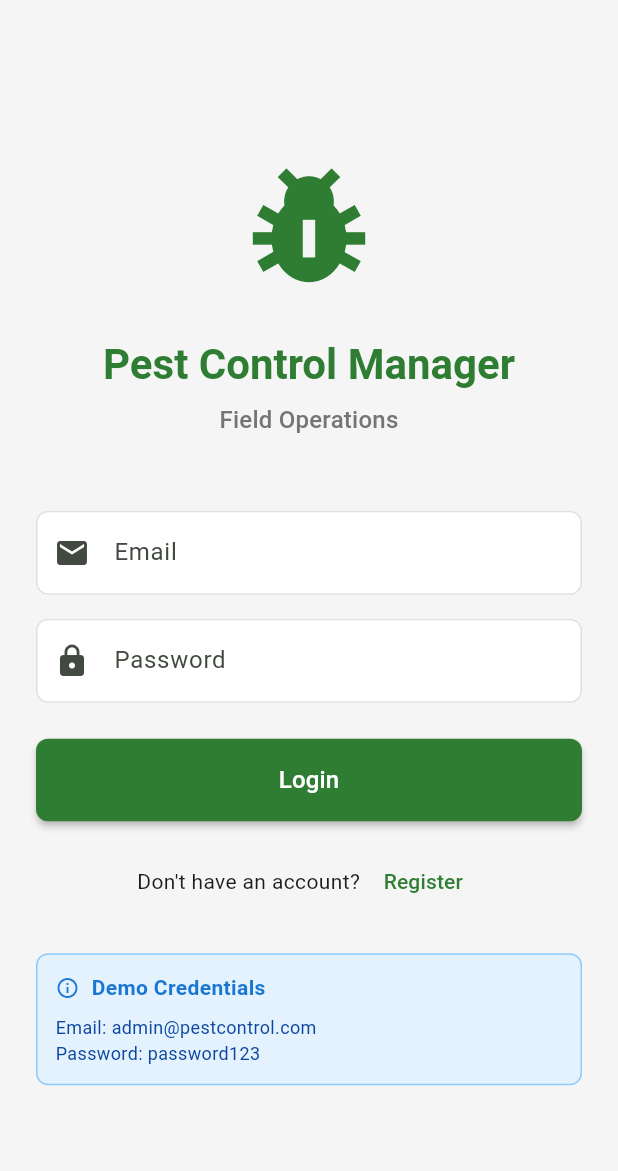
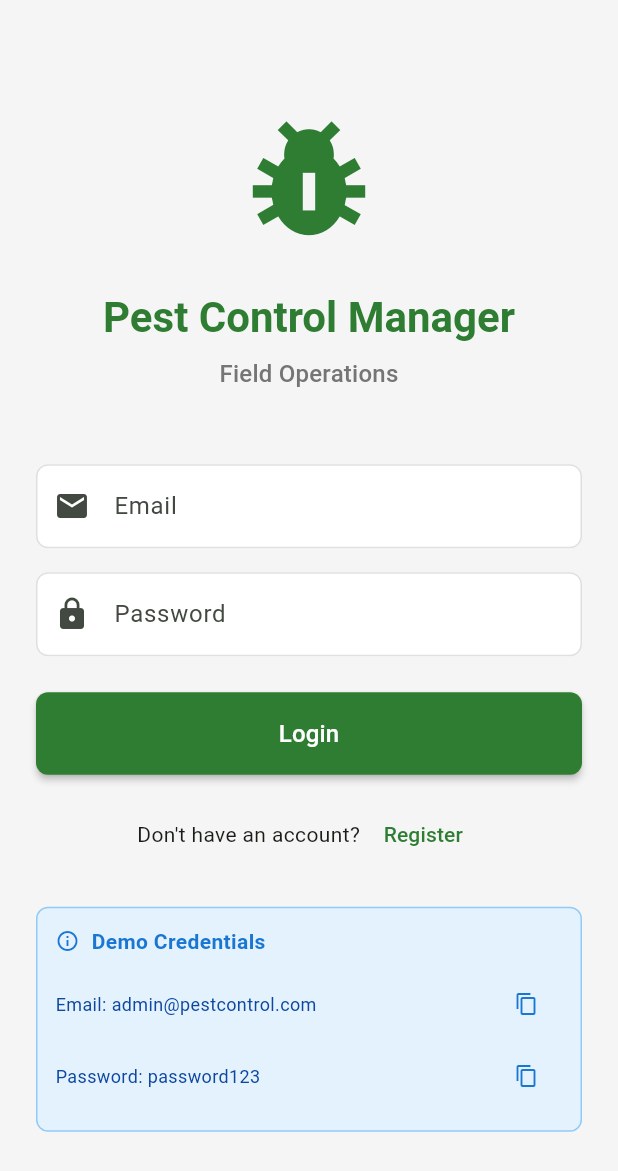
Before and after one commit to AhmedTawfiqM/pest_control, a Flutter app: the screen it shows after launch, on a phone screen of 412 x 824 dp. Shown: the top 1171 px of the screen. Run offline on Flutter 3.47's test engine with Material 3 defaults, Android fonts, the phone set to English and light mode, and no system bars; our stand-ins replace dartz, equatable, flutter_bloc, get_it, hive, hive_flutter; accounts and stored records are empty.

Commit message:
imp visit setup screens

```diff
--- a/lib/features/auth/presentation/pages/login_page.dart
+++ b/lib/features/auth/presentation/pages/login_page.dart
@@ -1,4 +1,5 @@
 import 'package:flutter/material.dart';
+import 'package:flutter/services.dart';
 import 'package:flutter_bloc/flutter_bloc.dart';
 import '../../../../core/widgets/custom_text_field.dart';
 import '../bloc/auth_bloc.dart';
@@ -199,19 +200,53 @@ class _LoginPageState extends State<LoginPage> {
                               ],
                             ),
                             const SizedBox(height: 8),
-                            Text(
+                            Row(
+                              mainAxisAlignment: MainAxisAlignment.spaceBetween,
+                              children: [
+                                Expanded(
+                                  child: Text(
                                     'Email: admin@pestcontrol.com',
                                     style: TextStyle(
                                       fontSize: 12,
                                       color: Colors.blue[900],
                                     ),
                                   ),
-                            Text(
+                                ),
+                                IconButton(
+                                  icon: Icon(Icons.copy, size: 16),
+                                  onPressed: () {
+                                    final email = 'admin@pestcontrol.com';
+                                    Clipboard.setData(ClipboardData(text: email));
+                                  },
+                                  padding: EdgeInsets.zero,
+                                  constraints: BoxConstraints(),
+                                  color: Colors.blue[700],
+                                ),
+                              ],
+                            ),
+                            Row(
+                              mainAxisAlignment: MainAxisAlignment.spaceBetween,
+                              children: [
+                                Expanded(
+                                  child: Text(
                                     'Password: password123',
                                     style: TextStyle(
                                       fontSize: 12,
                                       color: Colors.blue[900],
                                     ),
+                                  ),
+                                ),
+                                IconButton(
+                                  icon: Icon(Icons.copy, size: 16),
+                                  onPressed: () {
+                                    final password = 'password123';
+                                    Clipboard.setData(ClipboardData(text: password));
+                                  },
+                                  padding: EdgeInsets.zero,
+                                  constraints: BoxConstraints(),
+                                  color: Colors.blue[700],
+                                ),
+                              ],
                             ),
                           ],
                         ),
```
Also changed, not shown: 4 other files. Lines whose indentation alone changed are shown as unchanged.
